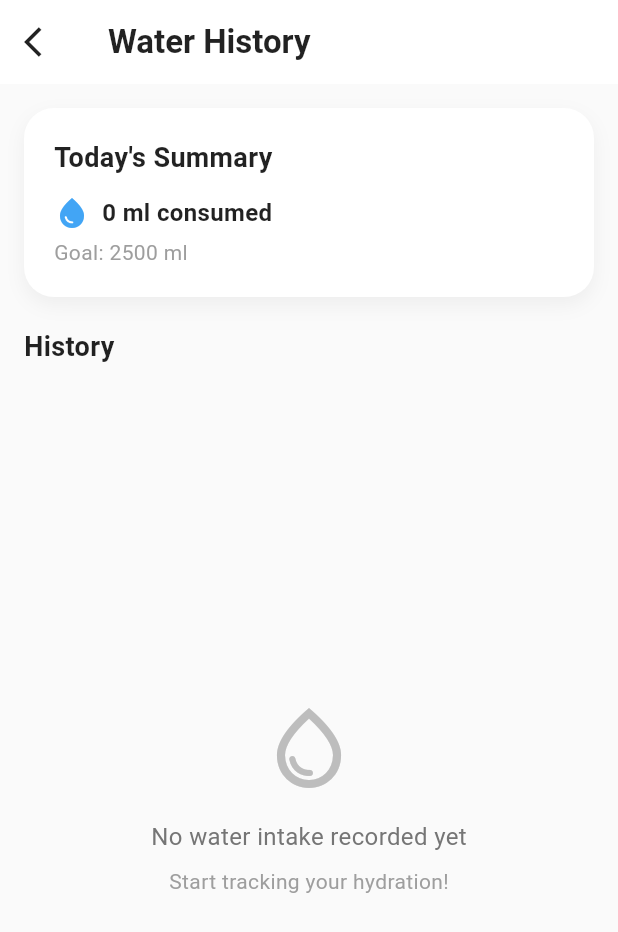
After one commit to snowfoxwoo/learn_flutter, a Flutter app: the screen it shows after launch, scrolled down 247 dp, after a tap on the "arrow forward ios" icon, on a phone screen of 412 x 824 dp. The commit adds this screen. Shown: the top 932 px of the screen. Run offline on Flutter 3.47's test engine with Material 3 defaults, Android fonts, the phone set to English and light mode, and no system bars; our stand-ins replace assets_audio_player, camera, geolocator, rflutter_alert, shared_preferences; missing offline and left inert: tflite_flutter.

Commit message:
add water history screen

```diff
--- /dev/null
+++ b/flouriscent_nutrional_app/lib/screens/water_history_screen.dart
@@ -0,0 +1,226 @@
+import 'package:flutter/material.dart';
+
+// Water entry model
+class WaterEntry {
+  final double amount;
+  final DateTime timestamp;
+
+  WaterEntry({required this.amount, required this.timestamp});
+}
+
+class WaterHistoryScreen extends StatelessWidget {
+  final List<WaterEntry> waterHistory;
+  final double dailyGoal;
+
+  const WaterHistoryScreen({
+    super.key,
+    required this.waterHistory,
+    required this.dailyGoal,
+  });
+
+  @override
+  Widget build(BuildContext context) {
+    return Scaffold(
+      backgroundColor: Colors.grey.shade50,
+      appBar: AppBar(
+        title: const Text(
+          'Water History',
+          style: TextStyle(fontWeight: FontWeight.bold, color: Colors.black87),
+        ),
+        backgroundColor: Colors.white,
+        elevation: 0,
+        leading: IconButton(
+          icon: const Icon(Icons.arrow_back_ios, color: Colors.black87),
+          onPressed: () => Navigator.pop(context),
+        ),
+      ),
+      body: Padding(
+        padding: const EdgeInsets.all(16),
+        child: Column(
+          crossAxisAlignment: CrossAxisAlignment.start,
+          children: [
+            // Summary card
+            Container(
+              width: double.infinity,
+              padding: const EdgeInsets.all(20),
+              decoration: BoxDecoration(
+                color: Colors.white,
+                borderRadius: BorderRadius.circular(20),
+                boxShadow: [
+                  BoxShadow(
+                    color: Colors.black.withValues(alpha: 0.05),
+                    blurRadius: 10,
+                    offset: const Offset(0, 5),
+                  ),
+                ],
+              ),
+              child: Column(
+                crossAxisAlignment: CrossAxisAlignment.start,
+                children: [
+                  const Text(
+                    'Today\'s Summary',
+                    style: TextStyle(
+                      fontSize: 18,
+                      fontWeight: FontWeight.bold,
+                      color: Colors.black87,
+                    ),
+                  ),
+                  const SizedBox(height: 12),
+                  Row(
+                    children: [
+                      Icon(Icons.water_drop, color: Colors.blue.shade400),
+                      const SizedBox(width: 8),
+                      Text(
+                        '${waterHistory.fold(0.0, (sum, entry) => sum + entry.amount).toInt()} ml consumed',
+                        style: const TextStyle(
+                          fontSize: 16,
+                          fontWeight: FontWeight.w600,
+                          color: Colors.black87,
+                        ),
+                      ),
+                    ],
+                  ),
+                  const SizedBox(height: 4),
+                  Text(
+                    'Goal: ${dailyGoal.toInt()} ml',
+                    style: const TextStyle(fontSize: 14, color: Colors.grey),
+                  ),
+                ],
+              ),
+            ),
+            const SizedBox(height: 20),
+            const Text(
+              'History',
+              style: TextStyle(
+                fontSize: 18,
+                fontWeight: FontWeight.bold,
+                color: Colors.black87,
+              ),
+            ),
+            const SizedBox(height: 12),
+            // History list
+            Expanded(
+              child:
+                  waterHistory.isEmpty
+                      ? Center(
+                        child: Column(
+                          mainAxisAlignment: MainAxisAlignment.center,
+                          children: [
+                            Icon(
+                              Icons.water_drop_outlined,
+                              size: 64,
+                              color: Colors.grey.shade400,
+                            ),
+                            const SizedBox(height: 16),
+                            Text(
+                              'No water intake recorded yet',
+                              style: TextStyle(
+                                fontSize: 16,
+                                color: Colors.grey.shade600,
+                              ),
+                            ),
+                            const SizedBox(height: 8),
+                            Text(
+                              'Start tracking your hydration!',
+                              style: TextStyle(
+                                fontSize: 14,
+                                color: Colors.grey.shade500,
+                              ),
+                            ),
+                          ],
+                        ),
+                      )
+                      : ListView.builder(
+                        itemCount: waterHistory.length,
+                        itemBuilder: (context, index) {
+                          final entry =
+                              waterHistory[waterHistory.length - 1 - index];
+                          return Container(
+                            margin: const EdgeInsets.only(bottom: 12),
+                            padding: const EdgeInsets.all(16),
+                            decoration: BoxDecoration(
+                              color: Colors.white,
+                              borderRadius: BorderRadius.circular(16),
+                              boxShadow: [
+                                BoxShadow(
+                                  color: Colors.black.withValues(alpha: 0.05),
+                                  blurRadius: 8,
+                                  offset: const Offset(0, 3),
+                                ),
+                              ],
+                            ),
+                            child: Row(
+                              children: [
+                                Container(
+                                  width: 40,
+                                  height: 40,
+                                  decoration: BoxDecoration(
+                                    color:
+                                        entry.amount > 0
+                                            ? Colors.blue.shade50
+                                            : Colors.red.shade50,
+                                    shape: BoxShape.circle,
+                                  ),
+                                  child: Icon(
+                                    entry.amount > 0 ? Icons.add : Icons.remove,
+                                    color:
+                                        entry.amount > 0
+                                            ? Colors.blue.shade600
+                                            : Colors.red.shade600,
+                                    size: 20,
+                                  ),
+                                ),
+                                const SizedBox(width: 16),
+                                Expanded(
+                                  child: Column(
+                                    crossAxisAlignment:
+                                        CrossAxisAlignment.start,
+                                    children: [
+                                      Text(
+                                        '${entry.amount > 0 ? '+' : ''}${entry.amount.toInt()} ml',
+                                        style: TextStyle(
+                                          fontSize: 16,
+                                          fontWeight: FontWeight.w600,
+                                          color:
+                                              entry.amount > 0
+                                                  ? Colors.blue.shade700
+                                                  : Colors.red.shade700,
+                                        ),
+                                      ),
+                                      Text(
+                                        _formatTime(entry.timestamp),
+                                        style: const TextStyle(
+                                          fontSize: 12,
+                                          color: Colors.grey,
+                                        ),
+                                      ),
+                                    ],
+                                  ),
+                                ),
+                              ],
+                            ),
+                          );
+                        },
+                      ),
+            ),
+          ],
+        ),
+      ),
+    );
+  }
+
+  String _formatTime(DateTime timestamp) {
+    final now = DateTime.now();
+    final difference = now.difference(timestamp);
+
+    if (difference.inMinutes < 1) {
+      return 'Just now';
+    } else if (difference.inMinutes < 60) {
+      return '${difference.inMinutes}m ago';
+    } else if (difference.inHours < 24) {
+      return '${difference.inHours}h ago';
+    } else {
+      return '${timestamp.hour.toString().padLeft(2, '0')}:${timestamp.minute.toString().padLeft(2, '0')}';
+    }
+  }
+}
--- a/flouriscent_nutrional_app/lib/widgets/main_actions.dart
+++ b/flouriscent_nutrional_app/lib/widgets/main_actions.dart
@@ -3,6 +3,7 @@
 import 'package:flutter/material.dart';
 import 'package:path/path.dart';
 import '../screens/food_scanner_screen.dart';
+import '../screens/water_history_screen.dart';
 
 class MainActions extends StatefulWidget {
   const MainActions({super.key});
@@ -14,11 +15,27 @@ class MainActions extends StatefulWidget {
 class _MainActionsState extends State<MainActions> {
   double waterIntake = 0.0; // Current water intake in ml
   final double dailyGoal = 2500.0; // Daily goal in ml
+  List<WaterEntry> waterHistory = []; // Track water intake history
 
   void _updateWaterIntake(double amount) {
     setState(() {
       waterIntake = (waterIntake + amount).clamp(0.0, dailyGoal);
+      // Add entry to history
+      waterHistory.add(WaterEntry(amount: amount, timestamp: DateTime.now()));
     });
+  }
+
+  void _showWaterHistory(BuildContext context) {
+    Navigator.push(
+      context,
+      MaterialPageRoute(
+        builder:
+            (context) => WaterHistoryScreen(
+              waterHistory: waterHistory,
+              dailyGoal: dailyGoal,
+            ),
+      ),
+    );
   }
 
   @override
@@ -31,6 +48,7 @@ class _MainActionsState extends State<MainActions> {
           currentIntake: waterIntake,
           dailyGoal: dailyGoal,
           onUpdateIntake: _updateWaterIntake,
+          onShowHistory: () => _showWaterHistory(context),
         ),
         const SizedBox(height: 16),
       ],
@@ -42,12 +60,14 @@ class WaterTracker extends StatelessWidget {
   final double currentIntake;
   final double dailyGoal;
   final Function(double) onUpdateIntake;
+  final VoidCallback onShowHistory;
 
   const WaterTracker({
     super.key,
     required this.currentIntake,
     required this.dailyGoal,
     required this.onUpdateIntake,
+    required this.onShowHistory,
   });
 
   @override
@@ -82,10 +102,20 @@ class WaterTracker extends StatelessWidget {
                   color: Colors.black87,
                 ),
               ),
-              Icon(
-                Icons.arrow_forward_ios,
-                size: 16,
-                color: Colors.blue.shade400,
+              GestureDetector(
+                onTap: onShowHistory,
+                child: Container(
+                  padding: const EdgeInsets.all(8),
+                  decoration: BoxDecoration(
+                    color: Colors.blue.shade50,
+                    borderRadius: BorderRadius.circular(12),
+                  ),
+                  child: Icon(
+                    Icons.arrow_forward_ios,
+                    size: 16,
+                    color: Colors.blue.shade400,
+                  ),
+                ),
               ),
             ],
           ),
@@ -368,81 +398,6 @@ class CameraScanButton extends StatelessWidget {
   }
 }
 
-@override
-Widget build(BuildContext context) {
-  return Container(
-    width: double.infinity,
-    height: 90,
-    decoration: BoxDecoration(
-      borderRadius: BorderRadius.circular(25),
-      gradient: const LinearGradient(
-        begin: Alignment.topLeft,
-        end: Alignment.bottomRight,
-        colors: [Color(0xFF00BCD4), Color(0xFF0097A7)],
-      ),
-      boxShadow: [
-        BoxShadow(
-          color: const Color(0xFF00BCD4).withValues(alpha: 0.3),
-          blurRadius: 20,
-          offset: const Offset(0, 10),
-        ),
-      ],
-    ),
-    child: ElevatedButton(
-      onPressed: () async {
-        final imagePath = await Navigator.push(
-          context,
-          MaterialPageRoute(builder: (context) => FoodScannerScreen()),
-        );
-        if (imagePath != null) {
-          debugPrint('Image captured at: $imagePath');
-        }
-      },
-      style: ElevatedButton.styleFrom(
-        backgroundColor: Colors.transparent,
-        shadowColor: Colors.transparent,
-        shape: RoundedRectangleBorder(borderRadius: BorderRadius.circular(25)),
-      ),
-      child: Row(
-        mainAxisAlignment: MainAxisAlignment.center,
-        children: [
-          Container(
-            padding: const EdgeInsets.all(12),
-            decoration: BoxDecoration(
-              color: Colors.white.withValues(alpha: 0.2),
-              borderRadius: BorderRadius.circular(15),
-            ),
-            child: const Icon(
-              Icons.camera_alt_rounded,
-              size: 30,
-              color: Colors.white,
-            ),
-          ),
-          const SizedBox(width: 20),
-          const Column(
-            mainAxisAlignment: MainAxisAlignment.center,
-            crossAxisAlignment: CrossAxisAlignment.start,
-            children: [
-              Text(
-                'Scan Your Food',
-                style: TextStyle(
-                  fontSize: 22,
-                  fontWeight: FontWeight.bold,
-                  color: Colors.white,
-                ),
-              ),
-              Text(
-                'AI-powered nutrition analysis',
-                style: TextStyle(fontSize: 14, color: Colors.white70),
-              ),
-            ],
-          ),
-        ],
-      ),
-    ),
-  );
-}
-
 class SecondaryActionButton extends StatelessWidget {
   final String title;
   final IconData icon;
```
